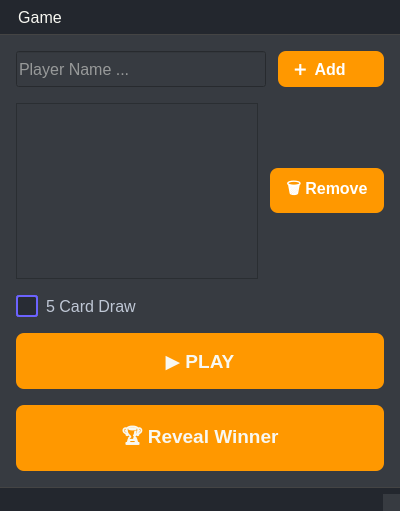
jaydeelew/poker_game_gui, file view/pokergame.ui: the form before one commit.
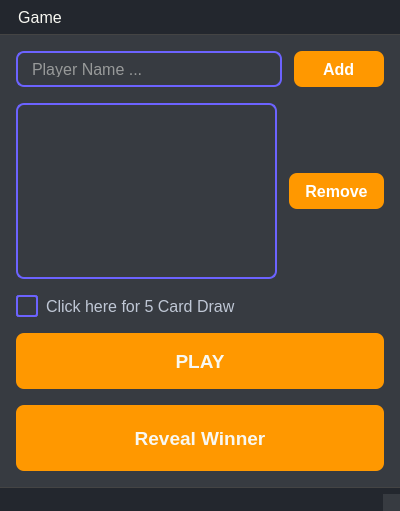
The form after the commit. Icons and pictures are not drawn.

Diff of the .ui file:
```diff
--- a/view/pokergame.ui
+++ b/view/pokergame.ui
@@ -122,7 +122,7 @@
     height: 18px;
     border-radius: 3px;
     border: 2px solid #6c63ff;
-    background-color: #282c34;
+    background-color: rgb(55, 59, 65);
 }
 
 QCheckBox::indicator:checked {
@@ -136,6 +136,22 @@
     font-weight: 500;
 }
 
+QLineEdit#lineEditPlayer {
+    border: 2px solid #6c63ff;
+    border-radius: 8px;
+    padding: 8px 12px;
+}
+
+QLineEdit#lineEditPlayer::placeholder {
+    color: rgba(255, 255, 255, 0.7);
+}
+
+QListWidget#listWidgetPlayers {
+    border: 2px solid #6c63ff;
+    border-radius: 8px;
+    padding: 8px 12px;
+}
+
 QMenuBar {
     background: #23272e;
     color: #f8f8f2;
@@ -224,7 +240,7 @@
          </font>
         </property>
         <property name="text">
-         <string>➕  Add     </string>
+         <string>   Add   </string>
         </property>
        </widget>
       </item>
@@ -258,7 +274,7 @@
          </font>
         </property>
         <property name="text">
-         <string>🗑️ Remove</string>
+         <string>Remove</string>
         </property>
        </widget>
       </item>
@@ -273,7 +289,7 @@
        </font>
       </property>
       <property name="text">
-       <string>5 Card Draw</string>
+       <string>Click here for 5 Card Draw</string>
       </property>
      </widget>
     </item>
@@ -282,7 +298,7 @@
       <property name="minimumSize">
        <size>
         <width>0</width>
-        <height>66</height>
+        <height>56</height>
        </size>
       </property>
       <property name="font">
@@ -293,7 +309,7 @@
        </font>
       </property>
       <property name="text">
-       <string>▶️ PLAY</string>
+       <string>PLAY</string>
       </property>
      </widget>
     </item>
@@ -307,7 +323,7 @@
        </font>
       </property>
       <property name="text">
-       <string>🏆 Reveal Winner</string>
+       <string>Reveal Winner</string>
       </property>
      </widget>
     </item>
```
Left out of the diff: 2 changed lines with no effect on the pictures.
